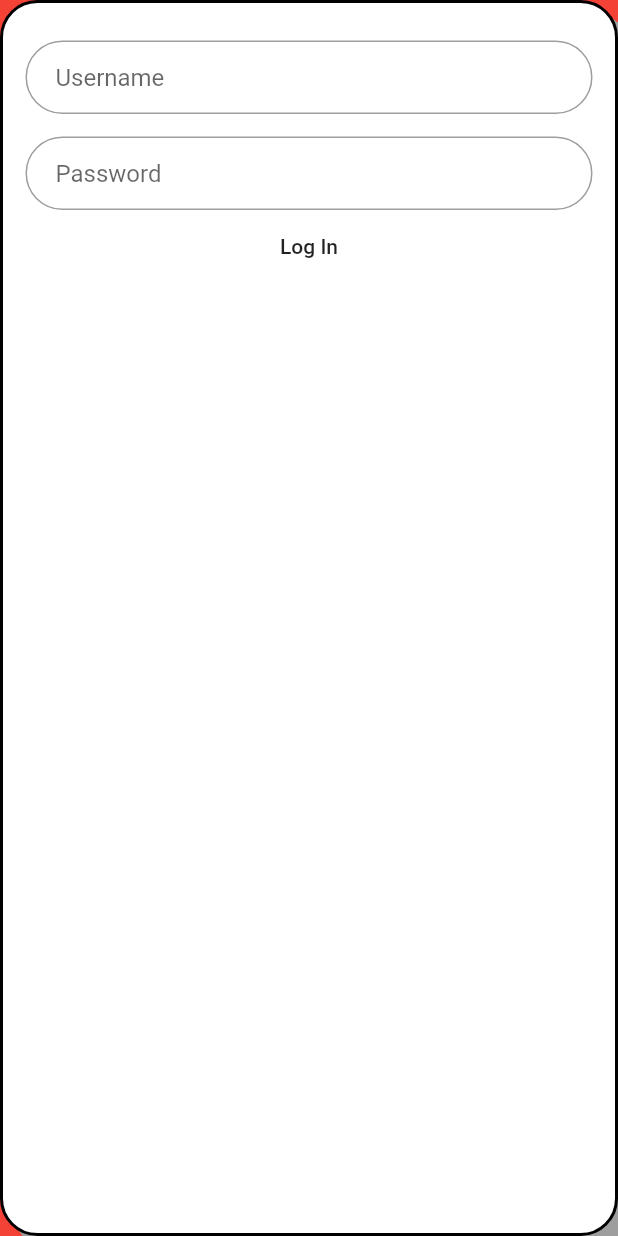
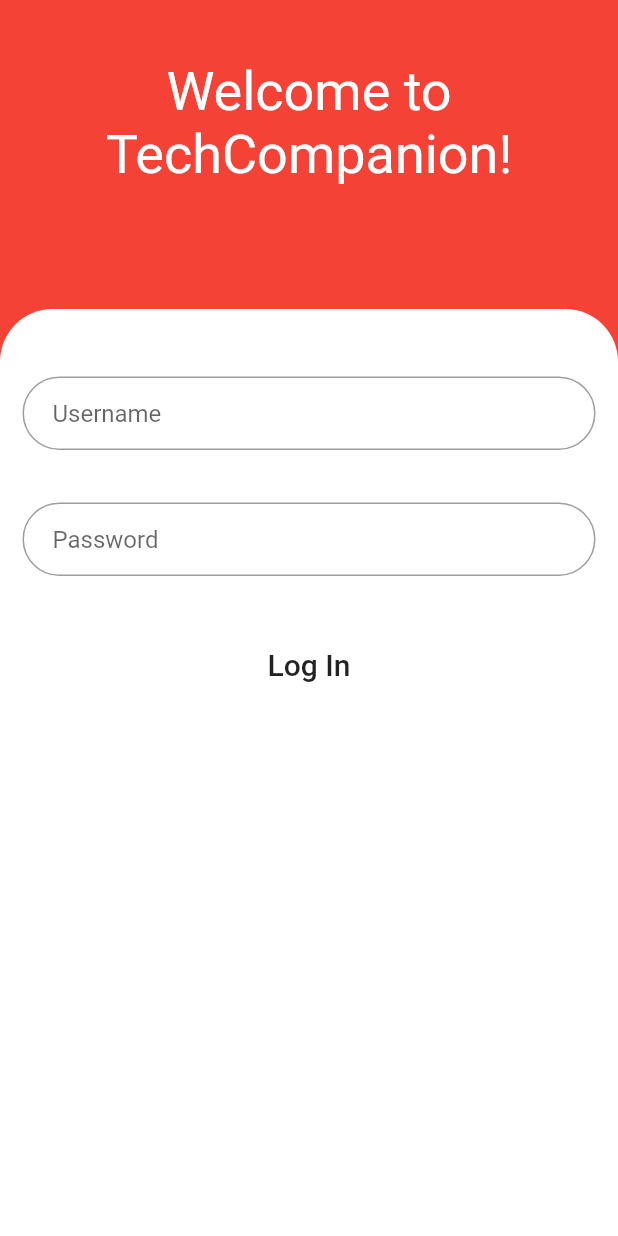
Before and after one commit to ialej001/TechCompanionMobile, a Flutter app: the screen it shows after launch, on a phone screen of 412 x 824 dp. Run offline on Flutter 3.47's test engine with Material 2 defaults, Android fonts, the phone set to English and light mode, and no system bars; our stand-ins replace flutter_secure_storage, sqflite; missing offline and left inert: autocomplete_textfield; accounts and stored records are empty.

Commit message:
added comments

```diff
--- a/lib/main.dart
+++ b/lib/main.dart
@@ -1,5 +1,4 @@
 import 'dart:convert';
-
 import 'package:flutter/material.dart';
 import 'package:tech_companion_mobile/bloc/blocProvider.dart';
 import 'package:tech_companion_mobile/http/HttpService.dart';
@@ -9,6 +8,7 @@ import 'package:tech_companion_mobile/views/LogIn.dart';
 import 'package:tech_companion_mobile/views/serviceCalls.dart';
 import 'bloc/partsBloc.dart';
 
+// this is our entry point into the whole application
 void main() {
   runApp(MyApp());
 }
@@ -25,6 +25,7 @@ class MyApp extends StatelessWidget {
   // This widget is the root of your application.
   @override
   Widget build(BuildContext context) {
+    // the bloc contains all the logic needed for parts allocation and selection
     return BlocProvider<PartsBloc>(
       bloc: PartsBloc(),
       child: MaterialApp(
@@ -33,17 +34,22 @@ class MyApp extends StatelessWidget {
           primarySwatch: Colors.red,
           visualDensity: VisualDensity.adaptivePlatformDensity,
         ),
-        // initialRoute: '/login',
+        // want to route to the root on log out. '/' means the home widget below
+        initialRoute: '/',
         routes: <String, WidgetBuilder>{
           '/home': (context) => HomePage(title: 'TechCompanion'),
           '/detailed-service-call': (context) => ServiceCallView(),
           '/inventory': (context) => InventoryWindow(),
           '/login': (context) => LoginPage(),
         },
+        // always default to this widget builder
         home: FutureBuilder(
+          // all depends if we have a jwt stored
           future: jwtOrEmpty,
           builder: (context, snapshot) {
+            // if we're still looking, display the indicator
             if (!snapshot.hasData) return CircularProgressIndicator();
+            // if we have a jwt
             if (snapshot.data != "") {
               var jwt = snapshot.data.split("."); // array[3]
               if (jwt.length != 3) { // some wrong jwt
@@ -51,6 +57,7 @@ class MyApp extends StatelessWidget {
               } else {
                 var payload = json.decode(
                     ascii.decode(base64.decode(base64.normalize(jwt[1]))));
+                // if the jwt is still valid
                 if (DateTime.fromMillisecondsSinceEpoch(payload["exp"] * 1000)
                     .isAfter(DateTime.now())) {
                   return HomePage(title: 'TechCompanion');
--- a/lib/views/LogIn.dart
+++ b/lib/views/LogIn.dart
@@ -2,17 +2,20 @@ import 'package:flutter/material.dart';
 import 'package:tech_companion_mobile/http/HttpService.dart';
 import 'package:tech_companion_mobile/views/Home.dart';
 
+// we're not changing widgets on this page, so state is not needed
 class LoginPage extends StatelessWidget {
   final TextEditingController _usernameController = TextEditingController();
   final TextEditingController _passwordController = TextEditingController();
   final HttpService httpService = new HttpService();
 
+  // our popup to display an error
   void displayDialog(context, title, text) => showDialog(
         context: context,
         builder: (context) =>
             AlertDialog(title: Text(title), content: Text(text)),
       );
 
+  // helper function to build the two input boxes
   Widget _buildInputBox(
       TextEditingController controller, String hintText, bool obscureText) {
     return TextField(
@@ -32,38 +35,81 @@ class LoginPage extends StatelessWidget {
   Widget build(BuildContext context) {
     return Scaffold(
       backgroundColor: Colors.red,
-      body: Center(
+      resizeToAvoidBottomPadding: false,
+      body: Column(
+        children: <Widget>[
+          // expanded so we maintain ratio between the widgets in the column
+          // 1:3 height ratio between the two widgets
+          // first expanded contains our welcome message
+          Expanded(
+            flex: 1,
+            child: Padding(
+              padding: EdgeInsets.only(top: 40),
+              child: Column(
+                children: <Widget>[
+                  Text(
+                    "Welcome to",
+                    style: TextStyle(
+                      color: Colors.white,
+                      fontSize: 36.0,
+                    ),
+                  ),
+                  Text(
+                    "TechCompanion!",
+                    style: TextStyle(
+                      color: Colors.white,
+                      fontSize: 36.0,
+                    ),
+                  ),
+                ],
+              ),
+            ),
+          ),
+          // this contains the white widget which holds our inputs
+          Expanded(
+            flex: 3,
             child: Container(
               decoration: BoxDecoration(
                 color: Colors.white,
-            boxShadow: [
-              BoxShadow(
-                color: Colors.grey,
-                offset: Offset(10, 10),
-              )
+                borderRadius: BorderRadius.only(
+                  topLeft: Radius.circular(35),
+                  topRight: Radius.circular(35),
+                ),
+              ),
+              // call on the function to return this widget
+              child: _loginForm(context),
+            ),
+          ),
         ],
-            border: Border.all(
-              color: Colors.black,
-              width: 2,
       ),
-            borderRadius: BorderRadius.circular(25),
-          ),
-          child: Padding(
-            padding: EdgeInsets.fromLTRB(15, 25, 15, 25),
+    );
+  }
+
+  // this function returns our login inputs
+  Widget _loginForm(BuildContext context) {
+    return Padding(
+      padding: EdgeInsets.fromLTRB(15, 45, 15, 25),
       child: Column(
         children: <Widget>[
           _buildInputBox(_usernameController, 'Username', false),
-                SizedBox(height: 15),
+          SizedBox(
+            height: 35,
+          ),
           _buildInputBox(_passwordController, 'Password', true),
+          SizedBox(
+            height: 35,
+          ),
           FlatButton(
+            // we'll put our function in line since it's relatively small
             onPressed: () async {
               var username = _usernameController.text;
               var password = _passwordController.text;
-                      var jwt =
-                          await httpService.attemptLogIn(username, password);
+              // attempt to log in, if successful the server will respond with our jwt
+              var jwt = await httpService.attemptLogIn(username, password);
               if (jwt != null) {
-                        print(jwt);
+                // store our jwt in flutter secure storage
                 httpService.storage.write(key: "jwt", value: jwt);
+                // reroute to main application widget
                 Navigator.of(context).pushReplacement(
                   MaterialPageRoute(
                     builder: (context) =>
@@ -75,11 +121,12 @@ class LoginPage extends StatelessWidget {
                     "No account was found matching that username and password");
               }
             },
-                    child: Text("Log In")),
-              ],
+            child: Text(
+              "Log In",
+              style: TextStyle(fontSize: 20),
             ),
           ),
-        ),
+        ],
       ),
     );
   }
```
Also changed, not shown: lib/graphql/GraphQLConf.dart (deleted, +0 -18 lines), lib/graphql/QueryMutation.dart (deleted, +0 -89 lines), lib/http/HttpService.dart (+19 -14 lines), lib/views/Home.dart (+9 -3 lines), lib/views/Inventory.dart (+3 -4 lines), lib/views/ServiceCalls/ServiceCallTabs/ItemsUsed.dart (+9 -2 lines), lib/views/ServiceCalls/ServiceCallTabs/Resolutions.dart (+13 -4 lines), lib/views/ServiceCalls/ServiceCallTabs/Summary.dart (+12 -6 lines), lib/views/ServiceCalls/detailedServiceCall.dart (+25 -28 lines), lib/views/serviceCalls.dart (+12 -6 lines). Lines whose indentation alone changed are shown as unchanged.
